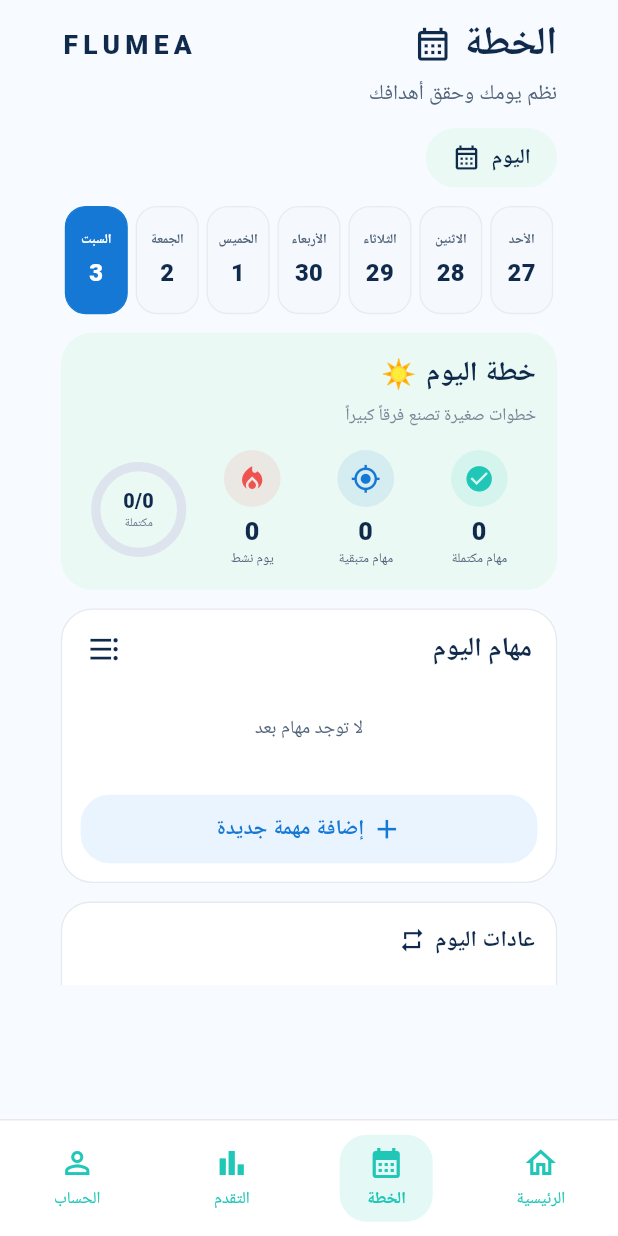
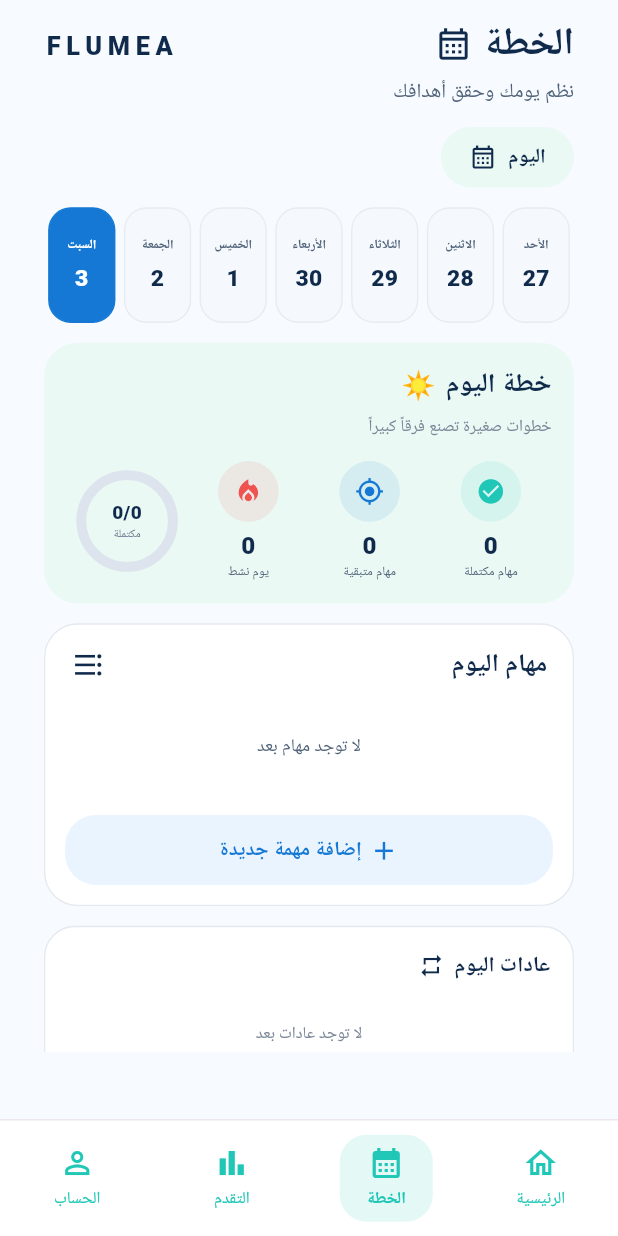
Before and after one commit to hosenovr-ship-it/flumea, a Flutter app: the PlanScreen screen opened directly, on a phone screen of 412 x 824 dp. Run offline on Flutter 3.47's test engine with Material 3 defaults, Android fonts, the phone set to English and light mode, and no system bars; our stand-ins replace flutter_local_notifications, flutter_svg, google_sign_in, image_picker, shared_preferences, supabase_flutter; accounts and stored records are empty.

Commit message:
Add files via upload

```diff
--- a/lib/plan_screen.dart
+++ b/lib/plan_screen.dart
@@ -688,9 +688,15 @@ class _PlanScreenState extends State<PlanScreen> {
       textDirection: TextDirection.rtl,
       child: Scaffold(
         backgroundColor: background,
-        body: SafeArea(
+        body: MediaQuery(
+          data: MediaQuery.of(context).copyWith(
+            textScaler: TextScaler.linear(
+              MediaQuery.sizeOf(context).width < 600 ? 0.90 : 1.0,
+            ),
+          ),
+          child: SafeArea(
           child: Transform.scale(
-            scale: MediaQuery.sizeOf(context).width < 600 ? 0.88 : 1.0,
+            scale: MediaQuery.sizeOf(context).width < 600 ? 0.94 : 1.0,
             alignment: Alignment.topCenter,
             child: SingleChildScrollView(
             padding: EdgeInsets.fromLTRB(
@@ -746,6 +752,7 @@ class _PlanScreenState extends State<PlanScreen> {
             ),
           ),
             ),
+        ),
         ),
         bottomNavigationBar:
             const FlumeaBottomNavigation(
@@ -783,7 +790,7 @@ class _PlanScreenState extends State<PlanScreen> {
                 Icon(
                   Icons.calendar_month_outlined,
                   color: navy,
-                  size: 30,
+                  size: MediaQuery.sizeOf(context).width < 600 ? 30 * 0.90 : 30,
                 ),
               ],
             ),
@@ -857,7 +864,7 @@ class _PlanScreenState extends State<PlanScreen> {
                 Icon(
                   Icons.calendar_month_outlined,
                   color: navy,
-                  size: 22,
+                  size: MediaQuery.sizeOf(context).width < 600 ? 22 * 0.90 : 22,
                 ),
               ],
             ),
@@ -1112,7 +1119,7 @@ class _PlanScreenState extends State<PlanScreen> {
           child: Icon(
             icon,
             color: color,
-            size: 23,
+            size: MediaQuery.sizeOf(context).width < 600 ? 23 * 0.90 : 23,
           ),
         ),
 
@@ -1248,7 +1255,7 @@ class _PlanScreenState extends State<PlanScreen> {
                 Icon(
                   Icons.format_list_bulleted,
                   color: navy,
-                  size: 27,
+                  size: MediaQuery.sizeOf(context).width < 600 ? 27 * 0.90 : 27,
                 ),
               ],
             ),
@@ -1313,7 +1320,7 @@ class _PlanScreenState extends State<PlanScreen> {
                           ? Icons.hourglass_top
                           : Icons.add,
                       color: blue,
-                      size: 24,
+                      size: MediaQuery.sizeOf(context).width < 600 ? 24 * 0.90 : 24,
                     ),
                     SizedBox(width: 5),
                     Text(
@@ -1424,7 +1431,7 @@ class _PlanScreenState extends State<PlanScreen> {
                       Icons.check,
                       color:
                           Colors.white,
-                      size: 20,
+                      size: MediaQuery.sizeOf(context).width < 600 ? 20 * 0.90 : 20,
                     )
                   : null,
             ),
@@ -1600,7 +1607,7 @@ class _PlanScreenState extends State<PlanScreen> {
         Icons.more_vert,
         color:
             Color(0xFF6E7A88),
-        size: 22,
+        size: MediaQuery.sizeOf(context).width < 600 ? 22 * 0.90 : 22,
       ),
       onSelected:
           (value) {
@@ -1792,7 +1799,7 @@ class _PlanScreenState extends State<PlanScreen> {
                                     Icon(
                                       Icons.assignment_outlined,
                                       color: blue,
-                                      size: 58,
+                                      size: MediaQuery.sizeOf(context).width < 600 ? 58 * 0.90 : 58,
                                     ),
                                     Positioned(
                                       right: 10,
@@ -1807,7 +1814,7 @@ class _PlanScreenState extends State<PlanScreen> {
                                         child: Icon(
                                           Icons.add,
                                           color: Colors.white,
-                                          size: 23,
+                                          size: MediaQuery.sizeOf(context).width < 600 ? 23 * 0.90 : 23,
                                         ),
                                       ),
                                     ),
@@ -2167,7 +2174,7 @@ class _PlanScreenState extends State<PlanScreen> {
                                         },
                                   icon: Icon(
                                     Icons.add,
-                                    size: 23,
+                                    size: MediaQuery.sizeOf(context).width < 600 ? 23 * 0.90 : 23,
                                   ),
                                   label: Text(
                                     'إضافة المهمة',
@@ -2268,7 +2275,7 @@ class _PlanScreenState extends State<PlanScreen> {
                 child: Icon(
                   icon,
                   color: iconColor,
-                  size: 22,
+                  size: MediaQuery.sizeOf(context).width < 600 ? 22 * 0.90 : 22,
                 ),
               ),
             ),
@@ -2278,7 +2285,7 @@ class _PlanScreenState extends State<PlanScreen> {
               : Icon(
                   suffixIcon,
                   color: navy,
-                  size: 25,
+                  size: MediaQuery.sizeOf(context).width < 600 ? 25 * 0.90 : 25,
                 ),
         ),
       ),
@@ -2320,7 +2327,7 @@ class _PlanScreenState extends State<PlanScreen> {
               Icon(
                 Icons.flag_outlined,
                 color: navy,
-                size: 21,
+                size: MediaQuery.sizeOf(context).width < 600 ? 21 * 0.90 : 21,
               ),
             ],
           ),
@@ -2355,7 +2362,7 @@ class _PlanScreenState extends State<PlanScreen> {
               _weeklyGoals.length >= 3
                   ? Icons.block_outlined
                   : Icons.add,
-              size: 20,
+              size: MediaQuery.sizeOf(context).width < 600 ? 20 * 0.90 : 20,
             ),
             label: Text(
               _weeklyGoals.length >= 3 ? 'الحد الأقصى 3 أهداف' : 'إضافة هدف',
@@ -2411,7 +2418,7 @@ class _PlanScreenState extends State<PlanScreen> {
             child: Icon(
               completed ? Icons.check : Icons.flag_outlined,
               color: completed ? cyan : blue,
-              size: 20,
+              size: MediaQuery.sizeOf(context).width < 600 ? 20 * 0.90 : 20,
             ),
           ),
           const SizedBox(width: 12),
@@ -2436,7 +2443,7 @@ class _PlanScreenState extends State<PlanScreen> {
             icon: Icon(
               Icons.more_vert_rounded,
               color: const Color(0xFF7B8798),
-              size: 21,
+              size: MediaQuery.sizeOf(context).width < 600 ? 21 * 0.90 : 21,
             ),
             onSelected: (value) async {
               if (value == 'reset') {
@@ -2514,7 +2521,7 @@ class _PlanScreenState extends State<PlanScreen> {
                   ? const Icon(
                       Icons.check,
                       color: Colors.white,
-                      size: 16,
+                      size: MediaQuery.sizeOf(context).width < 600 ? 16 * 0.90 : 16,
                     )
                   : null,
             ),
@@ -2696,7 +2703,7 @@ class _PlanScreenState extends State<PlanScreen> {
               Icon(
                 Icons.repeat,
                 color: navy,
-                size: 21,
+                size: MediaQuery.sizeOf(context).width < 600 ? 21 * 0.90 : 21,
               ),
             ],
           ),
@@ -2736,7 +2743,7 @@ class _PlanScreenState extends State<PlanScreen> {
             onPressed: _isSavingHabit ? null : _showAddHabitDialog,
             icon: Icon(
               _isSavingHabit ? Icons.hourglass_top : Icons.add,
-              size: 20,
+              size: MediaQuery.sizeOf(context).width < 600 ? 20 * 0.90 : 20,
             ),
             label: Text(
               _isSavingHabit ? 'جاري الحفظ...' : 'إضافة عادة',
@@ -2820,7 +2827,7 @@ class _PlanScreenState extends State<PlanScreen> {
             child: Icon(
               completed ? Icons.check : icon,
               color: completed ? cyan : blue,
-              size: 20,
+              size: MediaQuery.sizeOf(context).width < 600 ? 20 * 0.90 : 20,
             ),
           ),
           SizedBox(width: 12),
@@ -2846,7 +2853,7 @@ class _PlanScreenState extends State<PlanScreen> {
             icon: Icon(
               Icons.more_vert_rounded,
               color: Color(0xFF7B8798),
-              size: 21,
+              size: MediaQuery.sizeOf(context).width < 600 ? 21 * 0.90 : 21,
             ),
             onSelected: (value) async {
               if (value == 'reset') {
@@ -2906,7 +2913,7 @@ class _PlanScreenState extends State<PlanScreen> {
                   ? Icon(
                       Icons.check,
                       color: Colors.white,
-                      size: 16,
+                      size: MediaQuery.sizeOf(context).width < 600 ? 16 * 0.90 : 16,
                     )
                   : null,
             ),
```
